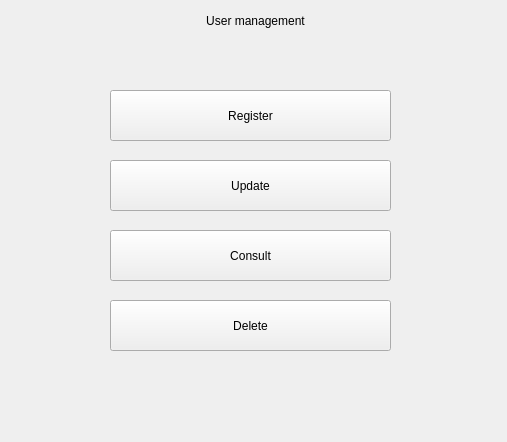
First picture: the form in src/views/managementUser/userManagement.ui, repository Jjat00/Deptherm-Inspection, before the edit.
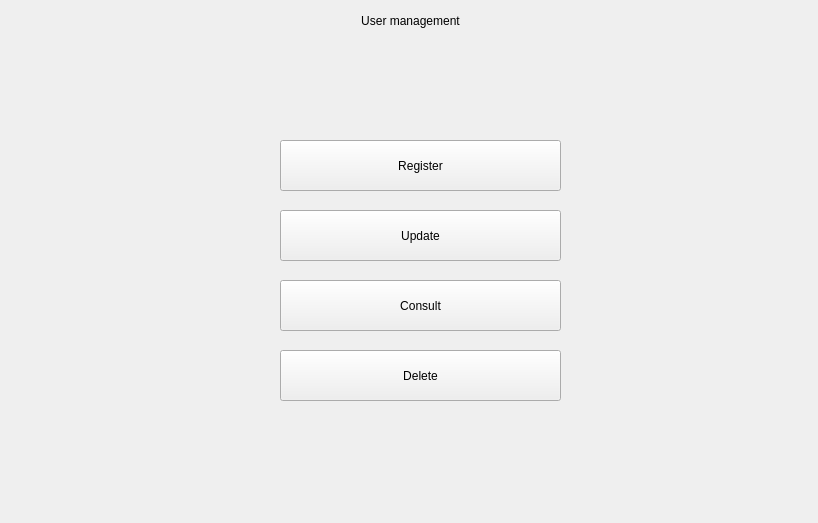
Second picture: the form after the edit.

Diff of the .ui file:
```diff
--- a/src/views/managementUser/userManagement.ui
+++ b/src/views/managementUser/userManagement.ui
@@ -6,8 +6,8 @@
    <rect>
     <x>0</x>
     <y>0</y>
-    <width>507</width>
-    <height>442</height>
+    <width>818</width>
+    <height>523</height>
    </rect>
   </property>
   <property name="windowTitle">
@@ -16,8 +16,8 @@
   <widget class="QPushButton" name="buttonRegisterUser">
    <property name="geometry">
     <rect>
-     <x>110</x>
-     <y>90</y>
+     <x>280</x>
+     <y>140</y>
      <width>281</width>
      <height>51</height>
     </rect>
@@ -29,8 +29,8 @@
   <widget class="QPushButton" name="buttonUpdateUser">
    <property name="geometry">
     <rect>
-     <x>110</x>
-     <y>160</y>
+     <x>280</x>
+     <y>210</y>
      <width>281</width>
      <height>51</height>
     </rect>
@@ -42,8 +42,8 @@
   <widget class="QPushButton" name="buttonDeleteUser">
    <property name="geometry">
     <rect>
-     <x>110</x>
-     <y>300</y>
+     <x>280</x>
+     <y>350</y>
      <width>281</width>
      <height>51</height>
     </rect>
@@ -55,8 +55,8 @@
   <widget class="QPushButton" name="buttonConsultUser">
    <property name="geometry">
     <rect>
-     <x>110</x>
-     <y>230</y>
+     <x>280</x>
+     <y>280</y>
      <width>281</width>
      <height>51</height>
     </rect>
@@ -70,7 +70,7 @@
     <rect>
      <x>0</x>
      <y>0</y>
-     <width>511</width>
+     <width>821</width>
      <height>41</height>
     </rect>
    </property>
@@ -84,8 +84,8 @@
   <widget class="QLabel" name="labelMessage">
    <property name="geometry">
     <rect>
-     <x>80</x>
-     <y>380</y>
+     <x>240</x>
+     <y>440</y>
      <width>371</width>
      <height>31</height>
     </rect>
```
